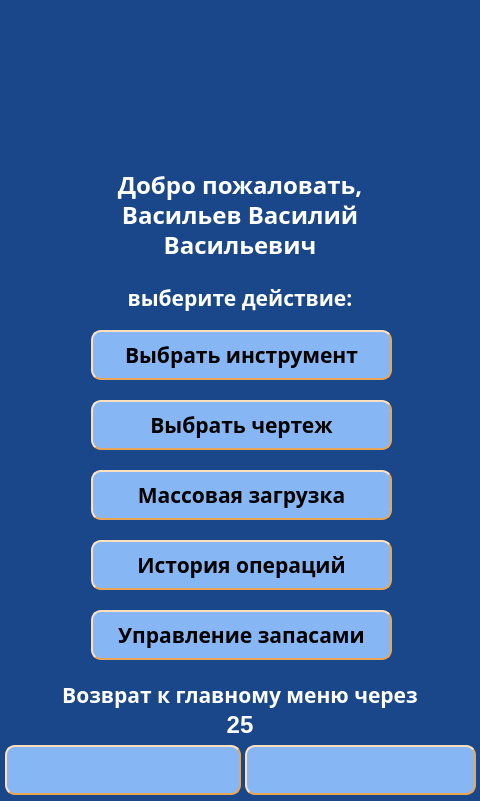
Qt form client/GUI/ui/screen_14_stockman.ui (komrade2801/AutoSklad) before a commit.
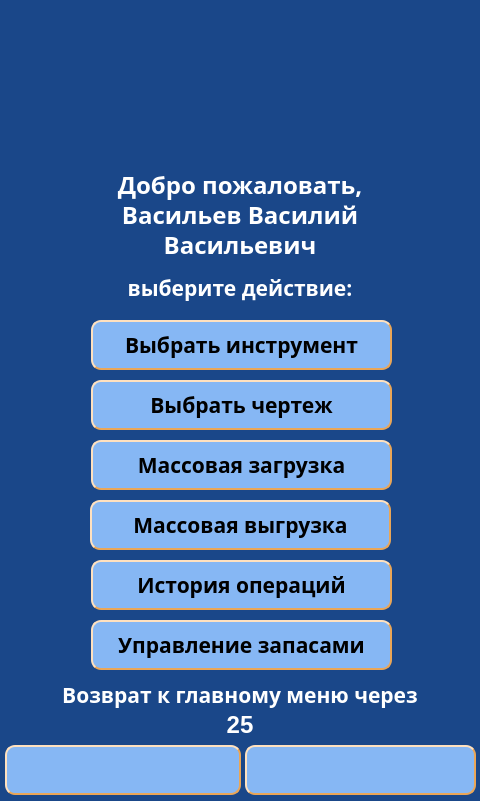
The same form after that commit. Icons and pictures are not drawn.

Commit message: updated screens added new screens for drop operation

Patch:
```diff
--- a/client/GUI/ui/screen_14_stockman.ui
+++ b/client/GUI/ui/screen_14_stockman.ui
@@ -17,7 +17,31 @@
    <bool>false</bool>
   </property>
   <property name="styleSheet">
-   <string notr="true">background-color: #1A4789;</string>
+   <string notr="true">QWidget{
+	background-color: #1A4789;
+}
+QLabel {
+	background: none;
+	color: #FFFFFF;
+	border-width: 0px;
+	border-radius: 0px;
+}
+#background {
+	color: #FFFFFF;
+	background-color: #1A4789;
+	border-width: 2px;
+	border-style: groove;
+	border-color: #ff9923;
+	border-radius: 0px;
+}
+QPushButton {
+	color: #000000;
+	background-color: #86B7F4;
+	border-width: 2px;
+	border-style: outset;
+	border-color: #EAA657;
+	border-radius: 10px;
+}</string>
   </property>
   <widget class="QLabel" name="lbl_info_1">
    <property name="geometry">
@@ -1152,7 +1176,7 @@
    <property name="geometry">
     <rect>
      <x>91</x>
-     <y>540</y>
+     <y>560</y>
      <width>301</width>
      <height>50</height>
     </rect>
@@ -1370,14 +1394,6 @@
    <property name="layoutDirection">
     <enum>Qt::LeftToRight</enum>
    </property>
-   <property name="styleSheet">
-    <string notr="true">color: #000000;
-background-color: #86B7F4;
-border-width: 2px;
-border-style: outset;
-border-color: #EAA657;
-border-radius: 10px;</string>
-   </property>
    <property name="text">
     <string>История операций</string>
    </property>
@@ -1386,7 +1402,7 @@
    <property name="geometry">
     <rect>
      <x>91</x>
-     <y>610</y>
+     <y>620</y>
      <width>301</width>
      <height>50</height>
     </rect>
@@ -1604,14 +1620,6 @@
    <property name="layoutDirection">
     <enum>Qt::LeftToRight</enum>
    </property>
-   <property name="styleSheet">
-    <string notr="true">color: #000000;
-background-color: #86B7F4;
-border-width: 2px;
-border-style: outset;
-border-color: #EAA657;
-border-radius: 10px;</string>
-   </property>
    <property name="text">
     <string>Управление запасами</string>
    </property>
@@ -1620,7 +1628,7 @@
    <property name="geometry">
     <rect>
      <x>32</x>
-     <y>280</y>
+     <y>270</y>
      <width>416</width>
      <height>36</height>
     </rect>
@@ -1832,9 +1840,6 @@
      <bold>true</bold>
     </font>
    </property>
-   <property name="styleSheet">
-    <string notr="true">color: #FFFFFF;</string>
-   </property>
    <property name="text">
     <string>выберите действие:</string>
    </property>
@@ -1846,7 +1851,7 @@
    <property name="geometry">
     <rect>
      <x>91</x>
-     <y>470</y>
+     <y>440</y>
      <width>301</width>
      <height>50</height>
     </rect>
@@ -2064,14 +2069,6 @@
    <property name="layoutDirection">
     <enum>Qt::LeftToRight</enum>
    </property>
-   <property name="styleSheet">
-    <string notr="true">color: #000000;
-background-color: #86B7F4;
-border-width: 2px;
-border-style: outset;
-border-color: #EAA657;
-border-radius: 10px;</string>
-   </property>
    <property name="text">
     <string>Массовая загрузка</string>
    </property>
@@ -2080,7 +2077,7 @@
    <property name="geometry">
     <rect>
      <x>91</x>
-     <y>330</y>
+     <y>320</y>
      <width>301</width>
      <height>50</height>
     </rect>
@@ -2298,14 +2295,6 @@
    <property name="layoutDirection">
     <enum>Qt::LeftToRight</enum>
    </property>
-   <property name="styleSheet">
-    <string notr="true">color: #000000;
-background-color: #86B7F4;
-border-width: 2px;
-border-style: outset;
-border-color: #EAA657;
-border-radius: 10px;</string>
-   </property>
    <property name="text">
     <string>Выбрать инструмент</string>
    </property>
@@ -2825,7 +2814,7 @@
    <property name="geometry">
     <rect>
      <x>91</x>
-     <y>400</y>
+     <y>380</y>
      <width>301</width>
      <height>50</height>
     </rect>
@@ -3043,18 +3032,236 @@
    <property name="layoutDirection">
     <enum>Qt::LeftToRight</enum>
    </property>
-   <property name="styleSheet">
-    <string notr="true">color: #000000;
-background-color: #86B7F4;
-border-width: 2px;
-border-style: outset;
-border-color: #EAA657;
-border-radius: 10px;</string>
-   </property>
    <property name="text">
     <string>Выбрать чертеж</string>
    </property>
   </widget>
+  <widget class="QPushButton" name="btn_mass_drop">
+   <property name="geometry">
+    <rect>
+     <x>90</x>
+     <y>500</y>
+     <width>301</width>
+     <height>50</height>
+    </rect>
+   </property>
+   <property name="palette">
+    <palette>
+     <active>
+      <colorrole role="WindowText">
+       <brush brushstyle="SolidPattern">
+        <color alpha="255">
+         <red>0</red>
+         <green>0</green>
+         <blue>0</blue>
+        </color>
+       </brush>
+      </colorrole>
+      <colorrole role="Button">
+       <brush brushstyle="SolidPattern">
+        <color alpha="255">
+         <red>134</red>
+         <green>183</green>
+         <blue>244</blue>
+        </color>
+       </brush>
+      </colorrole>
+      <colorrole role="Text">
+       <brush brushstyle="SolidPattern">
+        <color alpha="255">
+         <red>0</red>
+         <green>0</green>
+         <blue>0</blue>
+        </color>
+       </brush>
+      </colorrole>
+      <colorrole role="ButtonText">
+       <brush brushstyle="SolidPattern">
+        <color alpha="255">
+         <red>0</red>
+         <green>0</green>
+         <blue>0</blue>
+        </color>
+       </brush>
+      </colorrole>
+      <colorrole role="Base">
+       <brush brushstyle="SolidPattern">
+        <color alpha="255">
+         <red>134</red>
+         <green>183</green>
+         <blue>244</blue>
+        </color>
+       </brush>
+      </colorrole>
+      <colorrole role="Window">
+       <brush brushstyle="SolidPattern">
+        <color alpha="255">
+         <red>134</red>
+         <green>183</green>
+         <blue>244</blue>
+        </color>
+       </brush>
+      </colorrole>
+      <colorrole role="PlaceholderText">
+       <brush brushstyle="NoBrush">
+        <color alpha="128">
+         <red>0</red>
+         <green>0</green>
+         <blue>0</blue>
+        </color>
+       </brush>
+      </colorrole>
+     </active>
+     <inactive>
+      <colorrole role="WindowText">
+       <brush brushstyle="SolidPattern">
+        <color alpha="255">
+         <red>0</red>
+         <green>0</green>
+         <blue>0</blue>
+        </color>
+       </brush>
+      </colorrole>
+      <colorrole role="Button">
+       <brush brushstyle="SolidPattern">
+        <color alpha="255">
+         <red>134</red>
+         <green>183</green>
+         <blue>244</blue>
+        </color>
+       </brush>
+      </colorrole>
+      <colorrole role="Text">
+       <brush brushstyle="SolidPattern">
+        <color alpha="255">
+         <red>0</red>
+         <green>0</green>
+         <blue>0</blue>
+        </color>
+       </brush>
+      </colorrole>
+      <colorrole role="ButtonText">
+       <brush brushstyle="SolidPattern">
+        <color alpha="255">
+         <red>0</red>
+         <green>0</green>
+         <blue>0</blue>
+        </color>
+       </brush>
+      </colorrole>
+      <colorrole role="Base">
+       <brush brushstyle="SolidPattern">
+        <color alpha="255">
+         <red>134</red>
+         <green>183</green>
+         <blue>244</blue>
+        </color>
+       </brush>
+      </colorrole>
+      <colorrole role="Window">
+       <brush brushstyle="SolidPattern">
+        <color alpha="255">
+         <red>134</red>
+         <green>183</green>
+         <blue>244</blue>
+        </color>
+       </brush>
+      </colorrole>
+      <colorrole role="PlaceholderText">
+       <brush brushstyle="NoBrush">
+        <color alpha="128">
+         <red>0</red>
+         <green>0</green>
+         <blue>0</blue>
+        </color>
+       </brush>
+      </colorrole>
+     </inactive>
+     <disabled>
+      <colorrole role="WindowText">
+       <brush brushstyle="SolidPattern">
+        <color alpha="255">
+         <red>0</red>
+         <green>0</green>
+         <blue>0</blue>
+        </color>
+       </brush>
+      </colorrole>
+      <colorrole role="Button">
+       <brush brushstyle="SolidPattern">
+        <color alpha="255">
+         <red>134</red>
+         <green>183</green>
+         <blue>244</blue>
+        </color>
+       </brush>
+      </colorrole>
+      <colorrole role="Text">
+       <brush brushstyle="SolidPattern">
+        <color alpha="255">
+         <red>0</red>
+         <green>0</green>
+         <blue>0</blue>
+        </color>
+       </brush>
+      </colorrole>
+      <colorrole role="ButtonText">
+       <brush brushstyle="SolidPattern">
+        <color alpha="255">
+         <red>0</red>
+         <green>0</green>
+         <blue>0</blue>
+        </color>
+       </brush>
+      </colorrole>
+      <colorrole role="Base">
+       <brush brushstyle="SolidPattern">
+        <color alpha="255">
+         <red>134</red>
+         <green>183</green>
+         <blue>244</blue>
+        </color>
+       </brush>
+      </colorrole>
+      <colorrole role="Window">
+       <brush brushstyle="SolidPattern">
+        <color alpha="255">
+         <red>134</red>
+         <green>183</green>
+         <blue>244</blue>
+        </color>
+       </brush>
+      </colorrole>
+      <colorrole role="PlaceholderText">
+       <brush brushstyle="NoBrush">
+        <color alpha="128">
+         <red>0</red>
+         <green>0</green>
+         <blue>0</blue>
+        </color>
+       </brush>
+      </colorrole>
+     </disabled>
+    </palette>
+   </property>
+   <property name="font">
+    <font>
+     <family>Arial Black</family>
+     <pointsize>16</pointsize>
+     <weight>75</weight>
+     <bold>true</bold>
+    </font>
+   </property>
+   <property name="contextMenuPolicy">
+    <enum>Qt::DefaultContextMenu</enum>
+   </property>
+   <property name="layoutDirection">
+    <enum>Qt::LeftToRight</enum>
+   </property>
+   <property name="text">
+    <string>Массовая выгрузка</string>
+   </property>
+  </widget>
  </widget>
  <resources>
   <include location="../img/resources.qrc"/>
```
Left out of the diff: 34 changed lines with no effect on the pictures. The commit also changes 28 other files.
